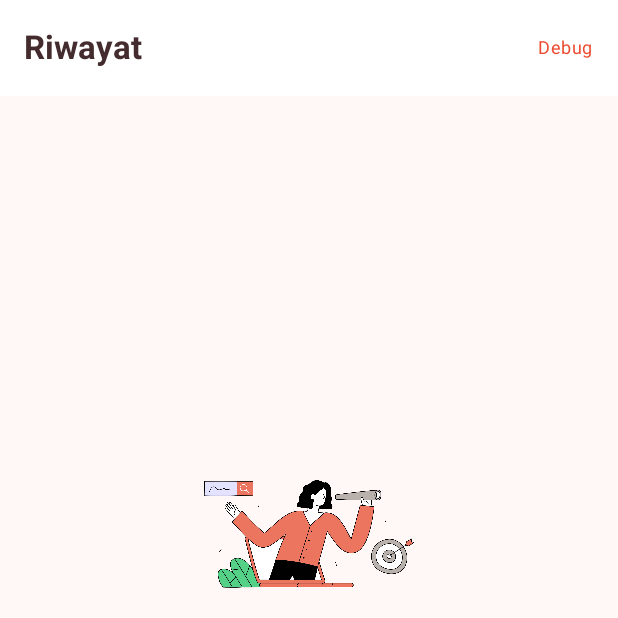
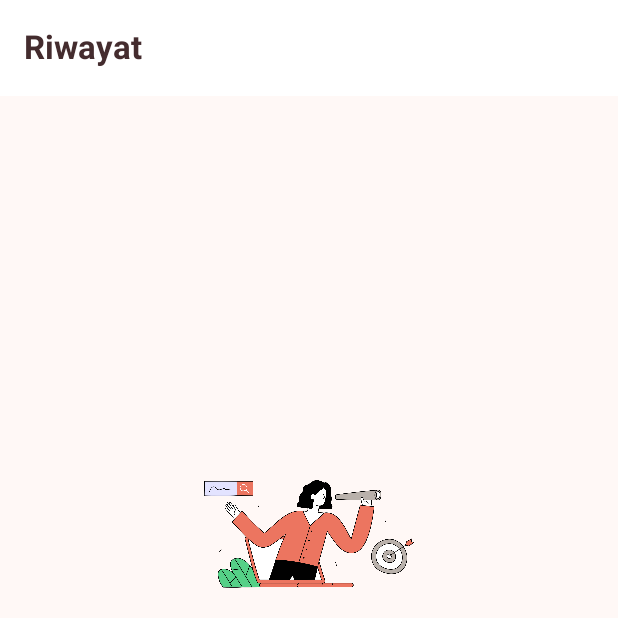
Before and after one commit to edoazn/skripsi-tomato-detection, an Android app built with Jetpack Compose: the HistoryScreen screen opened through its navigation route, on a phone screen of 412 x 824 dp, the top half of it. Run offline under Robolectric (Android 15) with nearby library versions, the phone set to English and light mode, and no system bars; our stand-ins replace Dagger/Hilt's generated code, Firebase (no records; nobody signed in at launch, a user with empty details on screens opened directly); libraries missing offline, so code that uses them is left out: com.yalantis.ucrop.

Commit message:
cleanup: Remove debug logs from history components
Cleaned up debug logging:
- Removed Log.d statements from HistoryCard image loading
- Removed Coil listener debug callbacks
- Removed debug button from HistoryScreen TopAppBar
- Code is now production-ready without debug noise

Code quality improvement for cleaner logs in production

```diff
--- a/android-app/app/src/main/java/com/example/docmat/presentation/ui/screens/history/HistoryScreen.kt
+++ b/android-app/app/src/main/java/com/example/docmat/presentation/ui/screens/history/HistoryScreen.kt
@@ -30,12 +30,6 @@ fun HistoryScreen(
                         text = "Riwayat",
                         fontWeight = FontWeight.Bold
                     )
-                },
-                actions = {
-                    // Debug button for testing Firebase Storage URL accessibility
-                    TextButton(onClick = { viewModel.debugStorageAccess() }) {
-                        Text("Debug", style = MaterialTheme.typography.bodySmall)
-                    }
                 }
             )
         }
```
Also changed, not shown: android-app/app/src/main/java/com/example/docmat/presentation/ui/component/HistoryCard.kt (+1 -22 lines).
